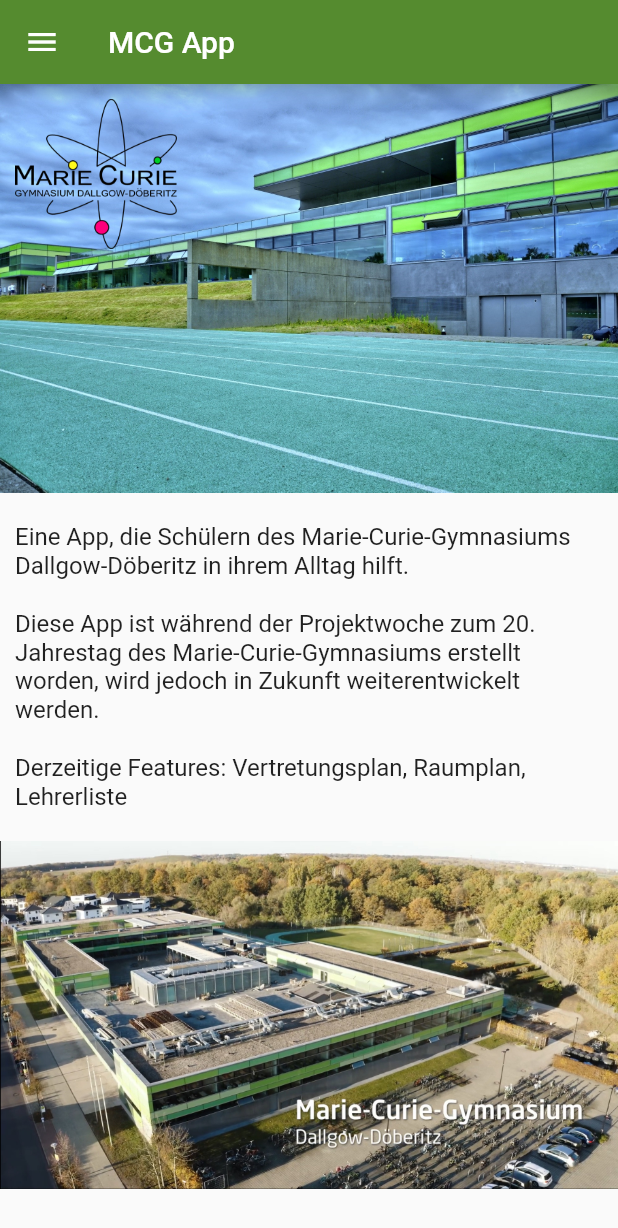
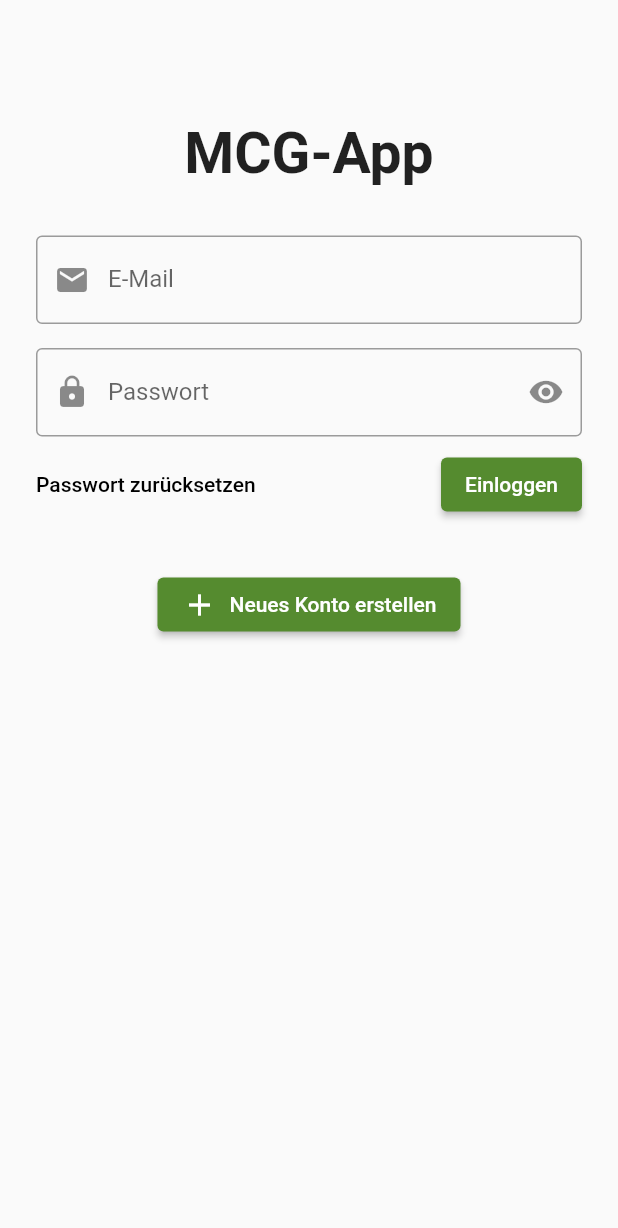
Before and after one commit to MCG-Dallgow/MCG-App, a Flutter app: the screen it shows after launch, on a phone screen of 412 x 824 dp. Shown: the top 1228 px of the screen. Run offline on Flutter 3.47's test engine with Material 2 defaults, Android fonts, the phone set to English and light mode, and no system bars; our stand-ins replace dio, firebase_core, flutter_speed_dial, flutter_svg, shared_preferences; accounts and stored records are empty.

Commit message:
Add sign-in screen and connect project to Firebase

```diff
--- a/lib/main.dart
+++ b/lib/main.dart
@@ -1,4 +1,7 @@
 import 'package:flutter/material.dart';
+import 'package:firebase_core/firebase_core.dart';
+import 'package:mcgapp/firebase_options.dart';
+import 'package:mcgapp/screens/auth/signin_screen.dart';
 import 'package:mcgapp/screens/credits_screen.dart';
 import 'package:mcgapp/screens/grades/course_grades_screen.dart';
 import 'package:mcgapp/screens/grades/grade_edit_screen.dart';
@@ -13,7 +16,11 @@ import 'package:mcgapp/screens/timetable_screen.dart';
 import 'package:mcgapp/theme/theme_constants.dart';
 import 'package:mcgapp/theme/theme_manager.dart';
 
-void main() {
+void main() async {
+  WidgetsFlutterBinding.ensureInitialized();
+  await Firebase.initializeApp(
+    options: DefaultFirebaseOptions.currentPlatform,
+  );
   runApp(const MyApp());
 }
 
@@ -57,8 +64,9 @@ class _MyAppState extends State<MyApp> {
       theme: lightTheme,
       darkTheme: darkTheme,
       themeMode: themeManager.themeMode,
-      initialRoute: HomeScreen.routeName,
+      initialRoute: SignInScreen.routeName,
       routes: {
+        SignInScreen.routeName: (context) => const SignInScreen(),
         HomeScreen.routeName: (context) => const HomeScreen(),
         TimetableScreen.routeName: (context) => const TimetableScreen(),
         SubstitutionsScreen.routeName: (context) => const SubstitutionsScreen(),
--- /dev/null
+++ b/lib/screens/auth/signin_screen.dart
@@ -0,0 +1,134 @@
+import 'package:flutter/material.dart';
+import 'package:mcgapp/main.dart';
+
+class SignInScreen extends StatefulWidget {
+  const SignInScreen({Key? key}) : super(key: key);
+
+  static const String routeName = '/signin';
+
+  @override
+  State<SignInScreen> createState() => _SignInScreenState();
+}
+
+String? validateEmail(String? value) {
+  String pattern = r"^[a-zA-Z0-9.!#$%&'*+/=?^_`{|}~-]+@[a-zA-Z0-9](?:[a-zA-Z0-9-]"
+      r"{0,253}[a-zA-Z0-9])?(?:\.[a-zA-Z0-9](?:[a-zA-Z0-9-]"
+      r"{0,253}[a-zA-Z0-9])?)*$";
+  RegExp regex = RegExp(pattern);
+  if (value == null || value.isEmpty) {
+    return 'E-Mail ist erforderlich';
+  } else if (!regex.hasMatch(value)) {
+    return 'Gib eine gültige E-Mail-Adresse ein';
+  } else {
+    return null;
+  }
+}
+
+class _SignInScreenState extends State<SignInScreen> {
+  final _formKey = GlobalKey<FormState>();
+
+  bool passwordObscured = true;
+
+  @override
+  void initState() {
+    super.initState();
+  }
+
+  @override
+  Widget build(BuildContext context) {
+    return Scaffold(
+      body: Form(
+        key: _formKey,
+        child: ListView(
+          padding: const EdgeInsets.symmetric(horizontal: 24, vertical: 16),
+          children: [
+            const Padding(
+              padding: EdgeInsets.only(top: 64, bottom: 24),
+              child: Center(
+                  child: Text(
+                'MCG-App',
+                style: TextStyle(
+                  fontSize: 38,
+                  fontWeight: FontWeight.bold,
+                ),
+              )),
+            ),
+            Padding(
+              padding: const EdgeInsets.symmetric(vertical: 8),
+              child: TextFormField(
+                decoration: const InputDecoration(
+                  border: OutlineInputBorder(),
+                  labelText: 'E-Mail',
+                  prefixIcon: Icon(Icons.email),
+                ),
+                validator: (value) => validateEmail(value),
+              ),
+            ),
+            Padding(
+              padding: const EdgeInsets.symmetric(vertical: 8),
+              child: TextFormField(
+                obscureText: passwordObscured,
+                enableSuggestions: false,
+                autocorrect: false,
+                decoration: InputDecoration(
+                  border: const OutlineInputBorder(),
+                  labelText: 'Passwort',
+                  prefixIcon: const Icon(Icons.lock),
+                  suffixIcon: IconButton(
+                    icon: Icon(passwordObscured ? Icons.visibility : Icons.visibility_off),
+                    onPressed: () => setState(() {
+                      passwordObscured = !passwordObscured;
+                    }),
+                  ),
+                ),
+                validator: (String? value) {
+                  if ((value ?? '').trim().isEmpty) {
+                    return 'Passwort ist erforderlich';
+                  }
+                  return null;
+                },
+              ),
+            ),
+            Padding(
+              padding: const EdgeInsets.only(), //only(bottom: 16),
+              child: Row(
+                mainAxisAlignment: MainAxisAlignment.spaceBetween,
+                children: [
+                  TextButton(
+                    style: ButtonStyle(padding: MaterialStateProperty.all<EdgeInsets>(const EdgeInsets.only())),
+                    child: Text(
+                      'Passwort zurücksetzen',
+                      style: TextStyle(color: themeManager.colorStroke),
+                    ),
+                    onPressed: () {},
+                  ),
+                  ElevatedButton(
+                    child: const Text('Einloggen'),
+                    onPressed: () {
+                      if (_formKey.currentState?.validate() ?? false) {}
+                    },
+                  )
+                ],
+              ),
+            ),
+            Center(
+              child: Padding(
+                padding: const EdgeInsets.only(top: 32),
+                child: ElevatedButton(
+                  child: Row(mainAxisSize: MainAxisSize.min, children: const [
+                    Padding(
+                      padding: EdgeInsets.only(right: 8),
+                      child: Icon(Icons.add),
+                    ),
+                    Text('Neues Konto erstellen'),
+                  ]),
+                  onPressed: () {},
+                ),
+              ),
+            ),
+          ],
+        ),
+      ),
+    );
+  }
+}
--- a/lib/theme/theme_constants.dart
+++ b/lib/theme/theme_constants.dart
@@ -15,6 +15,7 @@ Color colorSecondaryDark = Colors.green.shade800;
 ThemeData lightTheme = ThemeData(
   brightness: Brightness.light,
   primaryColor: colorPrimaryLight,
+  focusColor: colorPrimaryLight,
   appBarTheme: AppBarTheme(
     backgroundColor: colorPrimaryLight,
   ),
@@ -22,11 +23,15 @@ ThemeData lightTheme = ThemeData(
     backgroundColor: colorPrimaryLight,
     foregroundColor: Colors.white,
   ),
+  elevatedButtonTheme: ElevatedButtonThemeData(
+    style: ButtonStyle(backgroundColor: MaterialStateProperty.all<Color>(colorPrimaryLight)),
+  ),
 );
 
 ThemeData darkTheme = ThemeData(
   brightness: Brightness.dark,
   primaryColor: colorPrimaryDark,
+  focusColor: colorPrimaryDark,
   appBarTheme: AppBarTheme(
     backgroundColor: colorPrimaryDark,
   ),
@@ -34,4 +39,7 @@ ThemeData darkTheme = ThemeData(
     backgroundColor: colorPrimaryDark,
     foregroundColor: Colors.white,
   ),
+  elevatedButtonTheme: ElevatedButtonThemeData(
+    style: ButtonStyle(backgroundColor: MaterialStateProperty.all<Color>(colorPrimaryDark)),
+  ),
 );
--- a/pubspec.yaml
+++ b/pubspec.yaml
@@ -42,6 +42,8 @@ dependencies:
   html: ^0.15.0
   dio: ^4.0.6
   shared_preferences: ^2.0.15
+  firebase_auth: ^4.1.1
+  firebase_core: ^2.1.1
 
 dev_dependencies:
   flutter_test:
```
Also changed, not shown: lib/firebase_options.dart (added), 5 other files.
